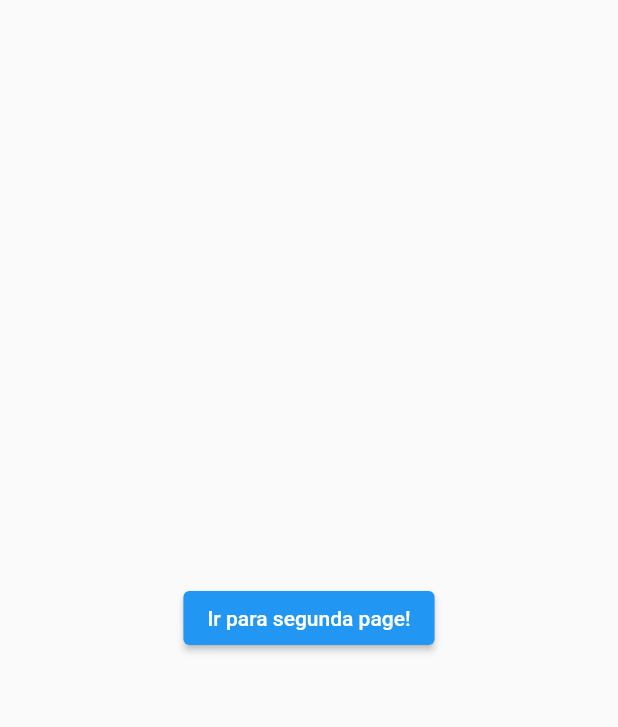
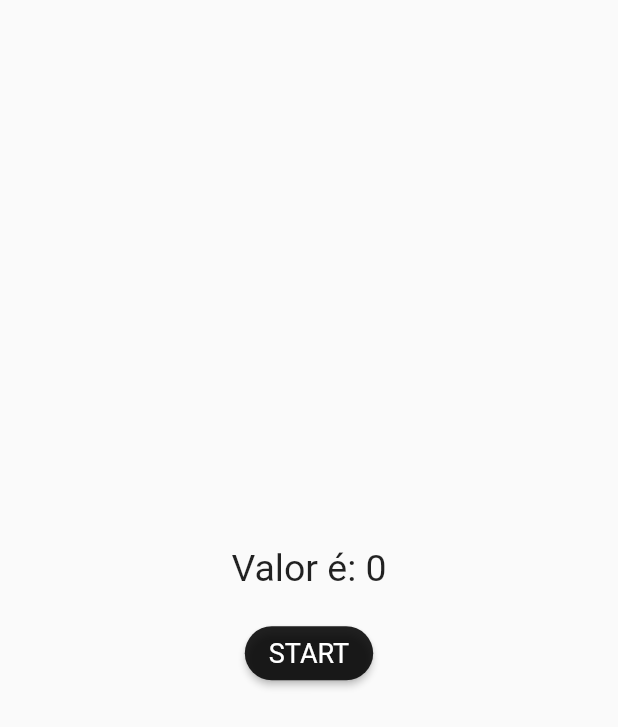
Before and after one commit to mvfernando/todolist, a Flutter app: the screen it shows after launch, on a phone screen of 412 x 824 dp. Shown: the top 727 px of the screen. Run offline on Flutter 3.47's test engine with Material 2 defaults, Android fonts, the phone set to English and light mode, and no system bars.

Commit message:
add custum button widget, gestion state

```diff
--- /dev/null
+++ b/todolist/lib/custum_component.dart
@@ -0,0 +1,22 @@
+import 'package:flutter/material.dart';
+import 'package:flutter/src/widgets/container.dart';
+import 'package:flutter/src/widgets/framework.dart';
+import 'package:todolist/widgets/custum_button_widget.dart';
+
+class CustumComponents extends StatelessWidget {
+  const CustumComponents({super.key});
+
+  @override
+  Widget build(BuildContext context) {
+    return Scaffold(
+      body: Center(
+        child: CustumButtonWidget(
+          titleSize: 18,
+          disable: false,
+          onPressed:() {},
+          title: 'Custum BTN', ),
+      ),
+
+    );
+  }
+}
--- /dev/null
+++ b/todolist/lib/gerencia_estado.dart
@@ -0,0 +1,53 @@
+import 'dart:math';
+
+import 'package:flutter/material.dart';
+import 'package:flutter/src/widgets/container.dart';
+import 'package:flutter/src/widgets/framework.dart';
+import 'package:todolist/widgets/custum_button_widget.dart';
+
+class Gerencia_estado extends StatefulWidget {
+  const Gerencia_estado({super.key});
+
+  @override
+  State<Gerencia_estado> createState() => _Gerencia_estado();
+}
+
+class _Gerencia_estado extends State<Gerencia_estado> {
+
+  ValueNotifier <int> valorAleatorio = ValueNotifier <int> (0);
+
+  random() async {
+    for (int i = 0; i < 10; i++) {
+      await Future.delayed(Duration(seconds: 1));
+      valorAleatorio.value = Random().nextInt(1000);
+    }
+  }
+
+  @override
+  Widget build(BuildContext context) {
+
+    return Scaffold(
+      body: Center(
+        child: Column(
+          mainAxisAlignment: MainAxisAlignment.center,
+          children: [
+            ValueListenableBuilder(
+              valueListenable: valorAleatorio,
+              builder: (_, value, __) => Text(
+                'Valor é: $value',
+                style: TextStyle(fontSize: 25),
+              ),
+            ),
+            SizedBox(height: 18),
+            CustumButtonWidget(
+               titleSize: 18,
+               disable: false,
+               onPressed:() => random(),
+               title: 'START',
+            )
+          ],
+        ),
+      ),
+    );
+  }
+}
--- a/todolist/lib/main.dart
+++ b/todolist/lib/main.dart
@@ -1,4 +1,6 @@
 import 'package:flutter/material.dart';
+import 'package:todolist/custum_component.dart';
+import 'package:todolist/gerencia_estado.dart';
 import 'package:todolist/one_page.dart';
 import 'package:todolist/todo_list_page.dart';
 import 'package:todolist/two_page.dart';
@@ -23,7 +25,9 @@ class MyApp extends StatelessWidget {
       //segunda forma de definir routas
       initialRoute: '/',
       routes: {
-        '/': (context) => const one_page(),
+        '/': (context) => const Gerencia_estado(),
+        '/custumComponent_page': (context) => const CustumComponents(),
+        '/one_page': (context) => const one_page(),
         '/twopage': (_) => const two_page()
       },
     );
--- /dev/null
+++ b/todolist/lib/widgets/custum_button_widget.dart
@@ -0,0 +1,47 @@
+import 'dart:ui';
+
+import 'package:flutter/material.dart';
+import 'package:flutter/src/widgets/container.dart';
+import 'package:flutter/src/widgets/framework.dart';
+
+class CustumButtonWidget extends StatelessWidget {
+  final VoidCallback onPressed;
+  final String title;
+  final double ? titleSize;
+  final bool disable;
+
+
+  const CustumButtonWidget({
+      Key? key,
+      required this.onPressed,
+      required this.title,
+      this.titleSize,
+      this.disable = false,
+    }): super(key: key);
+
+  @override
+  Widget build(BuildContext context) {
+    return ElevatedButton(
+      onPressed: disable ? null : onPressed,
+      child: Text(title),
+      style: ButtonStyle(
+        //alignment: ,
+        backgroundColor: MaterialStateProperty.resolveWith<Color>((states) {
+          if (states.contains(MaterialState.disabled)) return Colors.red;
+          if (states.contains(MaterialState.pressed)) return Colors.blue;
+
+          return Colors.black87;
+        }),
+        shape: MaterialStateProperty.all(
+          RoundedRectangleBorder(
+            borderRadius: BorderRadius.circular(30)),
+        ),
+        //textStyle: MaterialStateProperty.all(TextStyle(fontSize: titleSize)),
+        textStyle: MaterialStateProperty.resolveWith((states) {
+          if (states.contains(MaterialState.pressed)) return TextStyle(fontSize: titleSize != null ? titleSize! * 2 : 22);
+          return TextStyle(fontSize: titleSize);
+        }),
+      ),
+    );
+  }
+}
```
